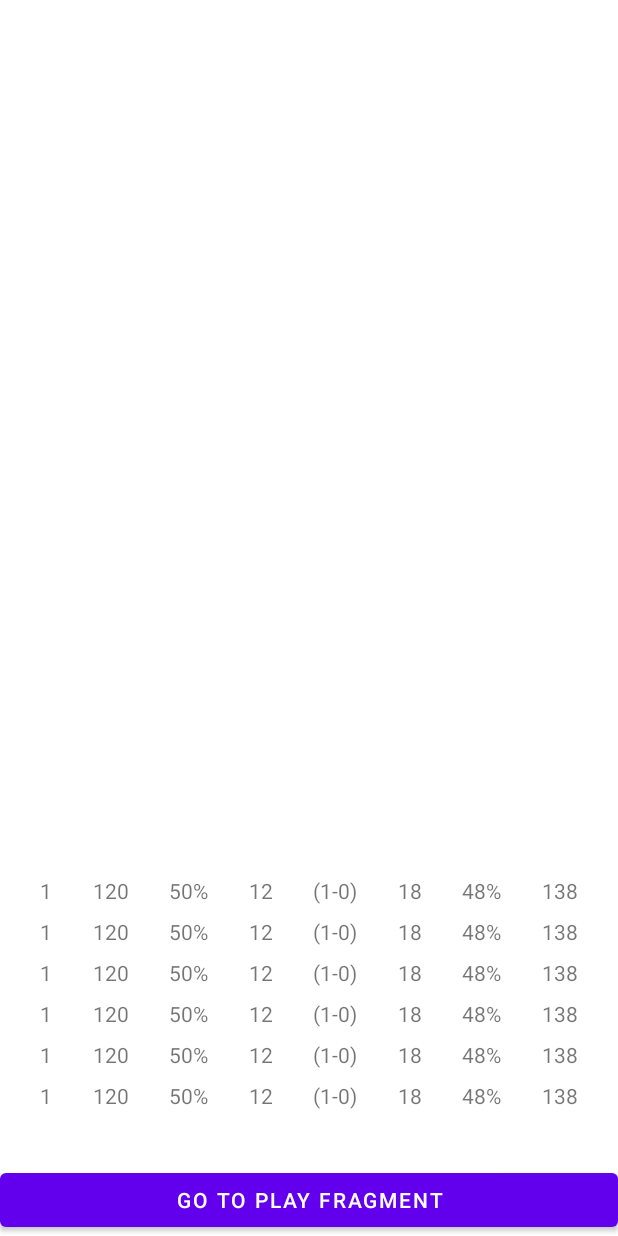
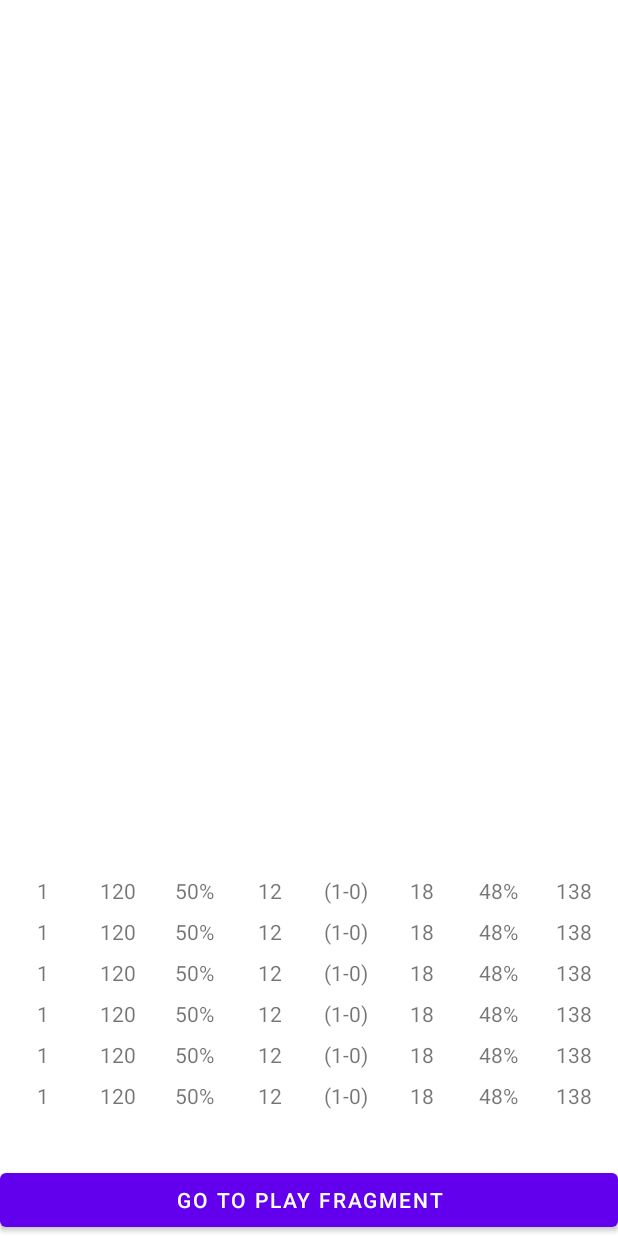
Before and after one commit to victorcocuz/snooker-board, an Android app: the layout fragment_game_stats.xml on its own in the app's theme, with its tools: preview values and no code run, on a phone screen of 412 x 824 dp. Run offline under Robolectric (Android 15) with nearby library versions, the phone set to English and light mode, and no system bars.

```diff
--- a/app/src/main/res/layout/item_game_statistics_view.xml
+++ b/app/src/main/res/layout/item_game_statistics_view.xml
@@ -4,108 +4,92 @@
     xmlns:tools="http://schemas.android.com/tools">
 
     <data>
-<variable
-    name="frame"
-    type="com.example.snookerscore.fragments.game.Frame" />
+
+        <variable
+            name="frame"
+            type="com.example.snookerscore.fragments.game.Frame" />
     </data>
 
-    <androidx.constraintlayout.widget.ConstraintLayout
+    <LinearLayout
         android:layout_width="match_parent"
-        android:layout_height="wrap_content">
+        android:layout_height="wrap_content"
+        android:orientation="horizontal"
+        android:padding="4dp">
 
         <TextView
             android:id="@+id/item_gamestats_frame_number"
-            android:layout_width="wrap_content"
+            android:layout_width="0dp"
             android:layout_height="wrap_content"
-            android:layout_marginTop="4dp"
-            android:layout_marginBottom="4dp"
-            tools:text="1"
+            android:layout_weight="1"
+            android:gravity="center"
             android:text="@{String.valueOf(frame.frameCount)}"
-            app:layout_constraintBottom_toBottomOf="parent"
-            app:layout_constraintEnd_toStartOf="@+id/item_gamestats_player_a_break"
-            app:layout_constraintHorizontal_bias="0.5"
-            app:layout_constraintStart_toStartOf="parent"
-            app:layout_constraintTop_toTopOf="parent" />
+            tools:text="1" />
 
         <TextView
             android:id="@+id/item_gamestats_player_a_break"
-            android:layout_width="wrap_content"
+            android:layout_width="0dp"
             android:layout_height="wrap_content"
+            android:layout_weight="1"
+            android:gravity="center"
             android:text="@{String.valueOf(frame.frameScore[0].highestBreak)}"
-            app:layout_constraintBottom_toBottomOf="@+id/item_gamestats_frame_number"
-            app:layout_constraintEnd_toStartOf="@+id/item_gamestats_player_a_percentage"
-            app:layout_constraintHorizontal_bias="0.5"
-            app:layout_constraintStart_toEndOf="@+id/item_gamestats_frame_number"
             tools:text="120" />
 
         <TextView
             android:id="@+id/item_gamestats_player_a_percentage"
-            android:layout_width="wrap_content"
+            android:layout_width="0dp"
             android:layout_height="wrap_content"
-            app:layout_constraintBottom_toBottomOf="@+id/item_gamestats_frame_number"
-            app:layout_constraintEnd_toStartOf="@+id/item_gamestats_player_a_frame_points"
-            app:layout_constraintHorizontal_bias="0.5"
-            app:layout_constraintStart_toEndOf="@+id/item_gamestats_player_a_break"
+            android:layout_weight="1"
+            android:gravity="center"
             app:shotMiss="@{frame.frameScore[0].missedShots}"
             app:shotSuccess="@{frame.frameScore[0].successShots}"
             tools:text="50%" />
 
         <TextView
             android:id="@+id/item_gamestats_player_a_frame_points"
-            android:layout_width="wrap_content"
+            android:layout_width="0dp"
             android:layout_height="wrap_content"
+            android:layout_weight="1"
+            android:gravity="center"
             android:text="@{String.valueOf(frame.frameScore[0].framePoints)}"
-            app:layout_constraintBottom_toBottomOf="@+id/item_gamestats_frame_number"
-            app:layout_constraintEnd_toStartOf="@+id/item_gamestats_match_points"
-            app:layout_constraintHorizontal_bias="0.5"
-            app:layout_constraintStart_toEndOf="@+id/item_gamestats_player_a_percentage"
             tools:text="12" />
 
         <TextView
             android:id="@+id/item_gamestats_match_points"
-            android:layout_width="wrap_content"
+            android:layout_width="0dp"
             android:layout_height="wrap_content"
+            android:layout_weight="1"
+            android:gravity="center"
             app:matchPointsPlayerA="@{frame.frameScore[0].matchPoints}"
             app:matchPointsPlayerB="@{frame.frameScore[1].matchPoints}"
-            app:layout_constraintBottom_toBottomOf="@+id/item_gamestats_frame_number"
-            app:layout_constraintEnd_toStartOf="@+id/item_gamestats_player_b_frame_points"
-            app:layout_constraintHorizontal_bias="0.5"
-            app:layout_constraintStart_toEndOf="@+id/item_gamestats_player_a_frame_points"
             tools:text="(1-0)" />
 
         <TextView
             android:id="@+id/item_gamestats_player_b_frame_points"
-            android:layout_width="wrap_content"
+            android:layout_width="0dp"
             android:layout_height="wrap_content"
+            android:layout_weight="1"
+            android:gravity="center"
             android:text="@{String.valueOf(frame.frameScore[1].framePoints)}"
-            app:layout_constraintBottom_toBottomOf="@+id/item_gamestats_frame_number"
-            app:layout_constraintEnd_toStartOf="@+id/item_gamestats_player_b_percentage"
-            app:layout_constraintHorizontal_bias="0.5"
-            app:layout_constraintStart_toEndOf="@+id/item_gamestats_match_points"
             tools:text="18" />
 
         <TextView
             android:id="@+id/item_gamestats_player_b_percentage"
-            android:layout_width="wrap_content"
+            android:layout_width="0dp"
             android:layout_height="wrap_content"
-            app:layout_constraintBottom_toBottomOf="@+id/item_gamestats_frame_number"
-            app:layout_constraintEnd_toStartOf="@+id/item_gamestats_player_b_break"
-            app:layout_constraintHorizontal_bias="0.5"
-            app:layout_constraintStart_toEndOf="@+id/item_gamestats_player_b_frame_points"
+            android:layout_weight="1"
+            android:gravity="center"
             app:shotMiss="@{frame.frameScore[1].missedShots}"
             app:shotSuccess="@{frame.frameScore[1].successShots}"
             tools:text="48%" />
 
         <TextView
             android:id="@+id/item_gamestats_player_b_break"
-            android:layout_width="wrap_content"
+            android:layout_width="0dp"
             android:layout_height="wrap_content"
+            android:layout_weight="1"
+            android:gravity="center"
             android:text="@{String.valueOf(frame.frameScore[1].highestBreak)}"
-            app:layout_constraintBottom_toBottomOf="@+id/item_gamestats_frame_number"
-            app:layout_constraintEnd_toEndOf="parent"
-            app:layout_constraintHorizontal_bias="0.5"
-            app:layout_constraintStart_toEndOf="@+id/item_gamestats_player_b_percentage"
             tools:text="138" />
 
-    </androidx.constraintlayout.widget.ConstraintLayout>
+    </LinearLayout>
 </layout>
```
Also changed, not shown: app/src/main/java/com/example/snookerscore/fragments/gamestatistics/GameStatsFragment.kt (+5 -3 lines), app/src/main/java/com/example/snookerscore/fragments/rankings/RankingBindingAdapters.kt (deleted, +0 -22 lines), app/src/main/java/com/example/snookerscore/utils/BindingAdapters.kt (+18 -0 lines), app/src/main/java/com/example/snookerscore/utils/NotificationUtils.kt (added, +63 -0 lines), app/src/main/res/values/strings.xml (+7 -0 lines).
